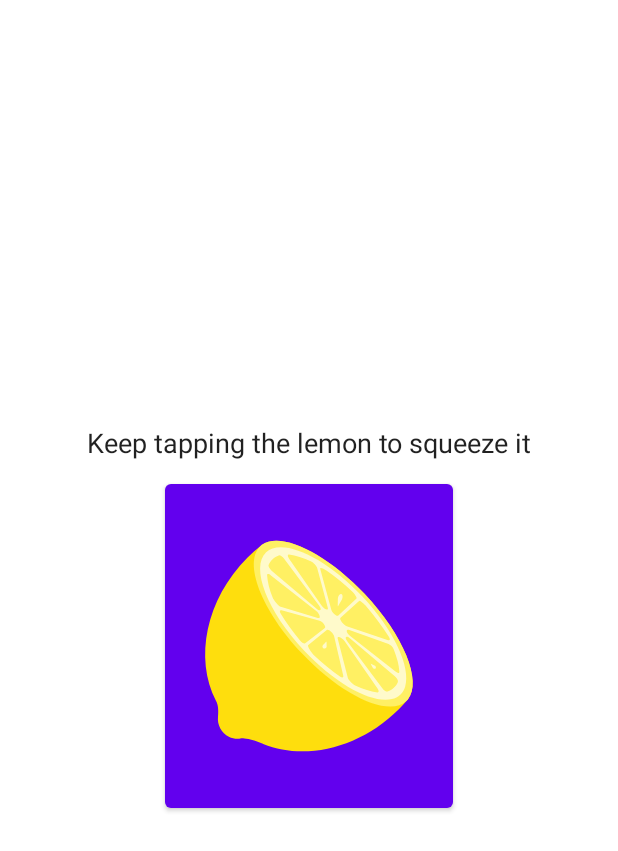
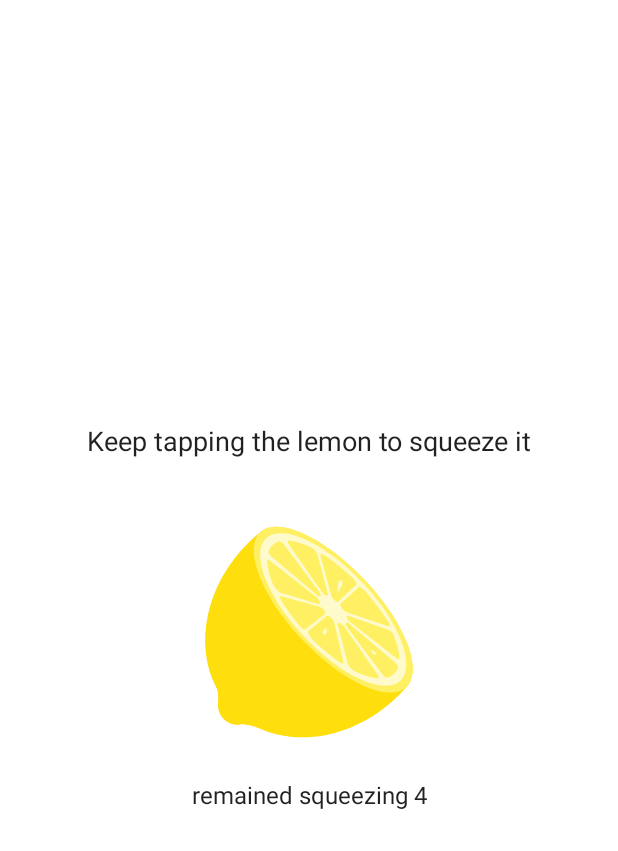
Before and after one commit to BayanIbrahem/ComposeCourse, an Android app built with Jetpack Compose: the screen it shows after launch (MainActivity), after a tap on "lemon tree", on a phone screen of 412 x 824 dp. Shown: the top 851 px of the screen. Run offline under Robolectric (Android 15) with nearby library versions, the phone set to English and light mode, and no system bars.

Commit message:
finish LemonLifecycle App

```diff
--- a/app/src/main/java/com/dev/bayan_ibrahim/composecourse/ui/LemonLifecycle.kt
+++ b/app/src/main/java/com/dev/bayan_ibrahim/composecourse/ui/LemonLifecycle.kt
@@ -5,6 +5,7 @@ import android.os.PersistableBundle
 import androidx.activity.ComponentActivity
 import androidx.activity.compose.setContent
 import androidx.compose.foundation.Image
+import androidx.compose.foundation.clickable
 import androidx.compose.foundation.layout.*
 import androidx.compose.material.Button
 import androidx.compose.material.MaterialTheme
@@ -66,6 +67,9 @@ private fun getHintValue (step: Int) = when (step) {
 @Composable
 fun LemonLifecycleImageAndText(modifier: Modifier = Modifier) {
     var stepIndex by remember { mutableStateOf (1) }
+    var remainedSqueezing by remember { mutableStateOf (0) }
+//    var maxSqueezingTimes = 2
+//    var currentSqueezingIndex = 0
     Column(
         modifier = modifier,
         verticalArrangement = Arrangement.Center,
@@ -78,11 +82,21 @@ fun LemonLifecycleImageAndText(modifier: Modifier = Modifier) {
             text = textValue,
             fontSize = 18.sp,
         )
-        Button(onClick = { stepIndex = stepIndex.mod(4).inc() }) {
-            Image(
-                painter = painterResource(id = resourceValue),
-                contentDescription = getHintValue(step = stepIndex)
-            )
+        Image(
+            painter = painterResource(id = resourceValue),
+            contentDescription = getHintValue(step = stepIndex),
+            modifier = Modifier
+                .clickable {
+                    if (stepIndex == 2 && remainedSqueezing != 1) {
+                        remainedSqueezing--
+                    } else {
+                        stepIndex = stepIndex.mod(4).inc()
+                        remainedSqueezing = (3..5).random()
+                    }
+                }
+        )
+        if (stepIndex == 2) {
+            Text (text = "remained squeezing $remainedSqueezing")
         }
     }
 }
```
